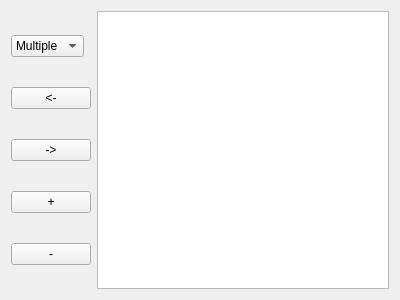
This is question.ui in mariia-smirnova/Questionnaire as Qt 5 draws it before an edit. The edited form follows.
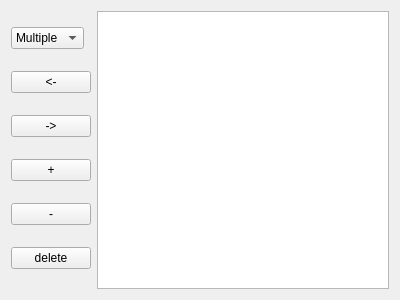
This is the edited form.

Commit message: ScrollArea added to constructor & delete question button added

Patch:
```diff
--- a/question.ui
+++ b/question.ui
@@ -95,6 +95,13 @@
          </property>
         </widget>
        </item>
+       <item>
+        <widget class="QPushButton" name="deleteButton">
+         <property name="text">
+          <string>delete</string>
+         </property>
+        </widget>
+       </item>
       </layout>
      </item>
      <item>
```
The commit also changes 4 other files.
